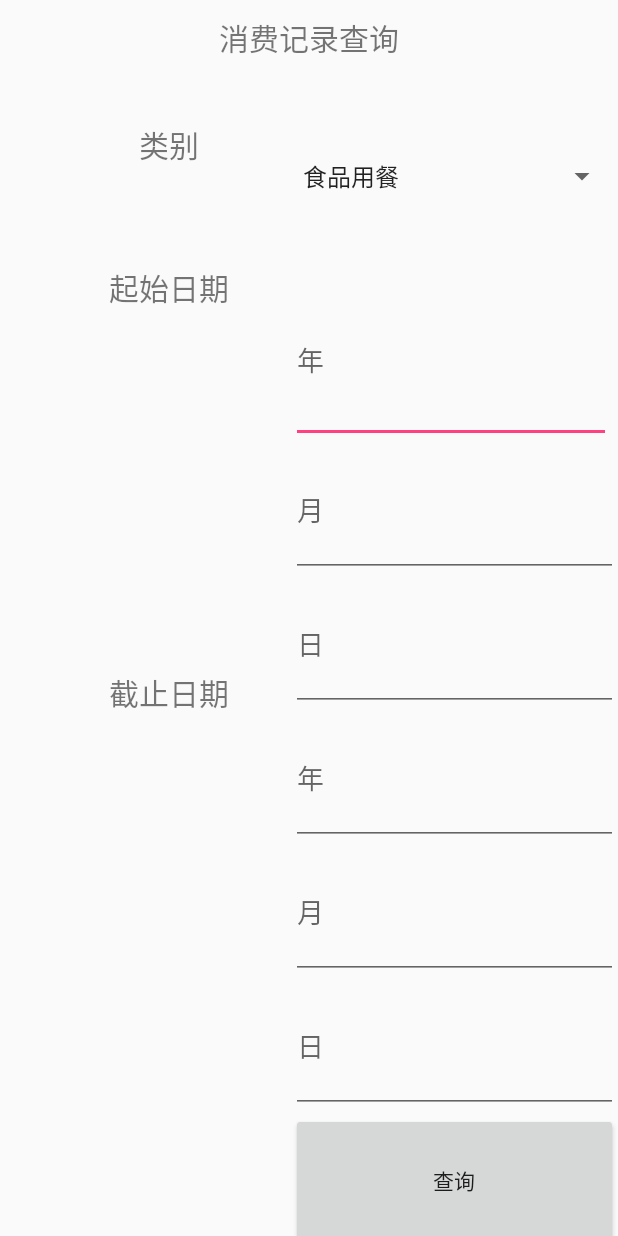
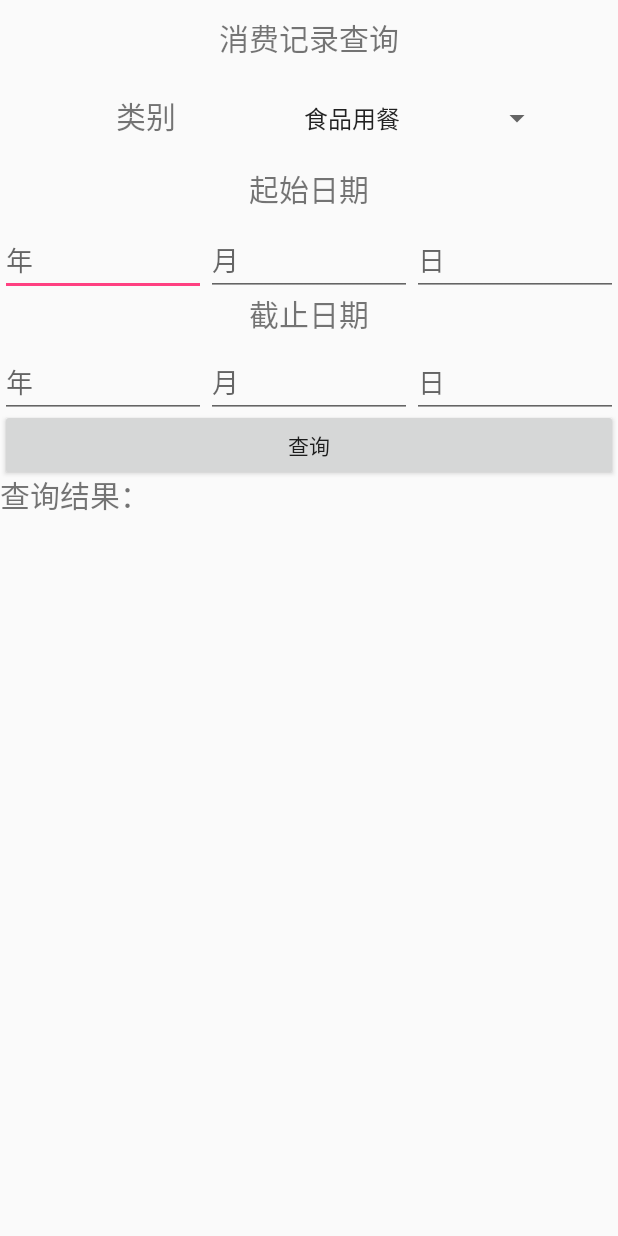
Before and after one commit to nuomizai/MrCheck1, an Android app: the SearchActivity screen opened directly, with no data from a screen before it, after a tap on "查询", on a phone screen of 412 x 824 dp. Run offline under Robolectric (Android 15) with nearby library versions, the light colour scheme and no system bars.

Commit message:
search3.0

```diff
--- a/app/src/main/java/com/example/zhao_/mrcheck1/SearchActivity.java
+++ b/app/src/main/java/com/example/zhao_/mrcheck1/SearchActivity.java
@@ -1,11 +1,20 @@
 package com.example.zhao_.mrcheck1;
 
 import android.os.Bundle;
+import android.os.Handler;
+import android.os.Message;
 import android.support.v7.app.AppCompatActivity;
 import android.util.Log;
 import android.view.View;
+import android.widget.AdapterView;
+import android.widget.ArrayAdapter;
 import android.widget.Button;
 import android.widget.EditText;
+import android.widget.ListView;
+import android.widget.Spinner;
+import android.widget.TextView;
+
+import org.json.JSONObject;
 
 import okhttp3.FormBody;
 import okhttp3.OkHttpClient;
@@ -15,8 +24,30 @@ import okhttp3.Response;
 
 public class SearchActivity extends AppCompatActivity {
     private Button sch;
+    private Spinner cls;
+    private TextView text1;
+    //private ListView list1;
     private EditText syear,smonth,sdate,dyear,dmonth,ddate;
-    private String year1,month1,date1,year2,month2,date2;
+    private String cls1,year1,month1,date1,year2,month2,date2;
+    //private String uname=((GetActivity)getApplicationContext()).getUsername();
+//    private Handler mHandler=new Handler(){
+//        @Override
+//        public void handleMessage(Message msg){
+//            String get=(String)msg.obj;
+//            String[] get2={get};
+//            ArrayAdapter<String> adapter= new ArrayAdapter<String>(SearchActivity.this,android.R.layout.simple_list_item_1,get2);
+//            list1.setAdapter(adapter);
+//        }
+//    };
+
+    private Handler mHandler=new Handler(){
+        @Override
+        public void handleMessage(Message msg){
+            String get = text1.getText().toString().trim();
+            String get2=(String)msg.obj;
+            text1.setText(get+"\n"+"\n"+get2);
+        }
+    };
 
     @Override
     protected void onCreate(Bundle savedInstanceState)
@@ -24,13 +55,41 @@ public class SearchActivity extends AppCompatActivity {
         super.onCreate(savedInstanceState);
         setContentView(R.layout.search);
 
+        //list1=(ListView)findViewById(R.id.search_list);
+        text1=(TextView)findViewById(R.id.show);
         sch=(Button)findViewById(R.id.search_button);
+        cls=(Spinner) findViewById(R.id.classes);
         syear=(EditText)findViewById(R.id.year1);
         smonth=(EditText)findViewById(R.id.month1);
         sdate=(EditText)findViewById(R.id.date1);
         dyear=(EditText)findViewById(R.id.year2);
         dmonth=(EditText)findViewById(R.id.month2);
         ddate=(EditText)findViewById(R.id.date2);
+
+
+        cls.setOnItemSelectedListener(new  AdapterView.OnItemSelectedListener() {
+
+            public void onItemSelected(AdapterView<?> parent, View view,
+                                       int position, long id) {
+
+                //拿到被选择项的值
+                cls1 = (String) cls.getSelectedItem();
+                switch (cls1)
+                {
+                    case "食品用餐": cls1="food"; break;
+                    case "住房购车": cls1="house-car"; break;
+                    case "饰品衣物": cls1="clothes"; break;
+                    case "医疗教育": cls1="hos-edu"; break;
+                    case "交通出行": cls1="transport"; break;
+                    case "数码家电": cls1="3C"; break;
+                    case "大宗商品": cls1="highprice"; break;
+                    case "理财管理": cls1="money"; break;
+                }
+            }
+            public void onNothingSelected(AdapterView<?> parent) {
+
+            }
+        } );
 
         sch.setOnClickListener(new View.OnClickListener() {
             @Override
@@ -41,15 +100,18 @@ public class SearchActivity extends AppCompatActivity {
                 year2 =dyear.getText().toString().trim();
                 month2 = dmonth.getText().toString().trim();
                 date2 = ddate.getText().toString().trim();
-                Log.d("searchActivity", "startyear" + year1);
-                Log.d("searchActivity", "startmonth" + month1);
-                Log.d("searchActivity", "startdate" + date1);
-                Log.d("searchActivity", "endyear" + year2);
-                Log.d("searchActivity", "endmonth" + month2);
-                Log.d("searchActivity", "enddate" + date2);
+                Log.d("SearchActivity", "classes" + cls1);
+                Log.d("SearchActivity", "startyear" + year1);
+                Log.d("SearchActivity", "startmonth" + month1);
+                Log.d("SearchActivity", "startdate" + date1);
+                Log.d("SearchActivity", "endyear" + year2);
+                Log.d("SearchActivity", "endmonth" + month2);
+                Log.d("SearchActivity", "enddate" + date2);
+                text1.setText("查询结果：");
                 postRequest();
             }
         });
+
     }
 
     private void postRequest(){
@@ -57,8 +119,8 @@ public class SearchActivity extends AppCompatActivity {
             @Override
             public void run(){
                 RequestBody formBody=new FormBody.Builder()
-                        .add("Uname","11")
-                        .add("Type","")
+                        .add("uname","0001")
+                        .add("Type",cls1)
                         .add("Year1",year1)
                         .add("Month1",month1)
                         .add("Day1",date1)
@@ -74,11 +136,61 @@ public class SearchActivity extends AppCompatActivity {
                     OkHttpClient client = new OkHttpClient();
                     Response response=client.newCall(request).execute();
                     String responseData=response.body().string();
-                    Log.d("searchActivity", responseData);
+                    Log.d("SearchActivity", "11");
+                    parseJSONWithJSONObject(responseData);
                     //showResponse(responseData);
                 } catch (Exception e)
                 { e.printStackTrace();}
             }
         }).start();
     }
+
+    private void parseJSONWithJSONObject(String jsonData){
+        try{
+            JSONObject jsonObject=new JSONObject(jsonData);
+            String count=jsonObject.getString("count");
+            Log.d("SearchActivity",count);
+
+            int num=Integer.parseInt(count);
+            for (int i=0;i<num;i++)
+            {
+                String s=String.valueOf(i);
+                String data=jsonObject.getString(s);
+                Log.d("SearchActivity",data);
+                JSONObject jsonObject1=new JSONObject(data);
+
+                final String Username=jsonObject1.getString("Username");
+                Log.d("SearchActivity","Username:"+Username);
+
+                final String Countid=jsonObject1.getString("Countid");
+                Log.d("SearchActivity","Countid:"+Countid);
+
+                final String Type=jsonObject1.getString("Type");
+                Log.d("SearchActivity","Type:"+Type);
+
+                final String Money=jsonObject1.getString("Money");
+                Log.d("SearchActivity","Money:"+Money);
+
+                final String Remark=jsonObject1.getString("Remark");
+                Log.d("SearchActivity","Remark:"+Remark);
+
+                final String Date=jsonObject1.getString("Date");
+                Log.d("SearchActivity","Date:"+Date);
+
+
+                new Thread(new Runnable() {
+                    @Override
+                    public void run() {
+                        Message message=new Message();
+                        message.obj="用户名:"+Username+" "+"编号:"+Countid+" "+"类型:"+Type+"\n"+"金额:"+Money+" "+"备注:"+Remark+" "+"日期:"+Date;
+                        mHandler.sendMessage(message);
+                    }
+                }).start();
+                //String get = text1.getText().toString().trim();
+                //text1.setText(get+"\n"+"Username:"+Username+"\n"+"Countid:"+Countid+"\n"+"Type:"+Type+"\n"+"Money:"+Money+"\n"+"Remark:"+Remark+"\n"+"Date:"+Date);
+            }
+        }catch(Exception e){
+            e.printStackTrace();
+        }
+    }
 }
--- a/app/src/main/res/layout/search.xml
+++ b/app/src/main/res/layout/search.xml
@@ -26,134 +26,173 @@
         <LinearLayout
             android:layout_width="match_parent"
             android:layout_height="match_parent"
-            android:orientation="vertical"
-            android:layout_marginLeft="194dp"
-            android:layout_marginStart="194dp"
-            android:layout_alignParentBottom="true"
-            android:layout_alignParentLeft="true"
-            android:layout_alignParentStart="true"
-            android:weightSum="1"
-            android:layout_below="@+id/searchline">
+            android:orientation="horizontal"
+            android:layout_below="@+id/searchline"
+            android:weightSum="1">
+
+            <TextView
+                android:id="@+id/classname"
+                android:layout_width="193dp"
+                android:layout_height="54dp"
+                android:gravity="center"
+                android:text="类别"
+                android:textSize="20sp"
+                android:layout_weight="0.03" />
 
             <Spinner
                 android:id="@+id/classes"
+                android:layout_width="174dp"
+                android:layout_height="50dp"
+                android:entries="@array/classes" />
+
+        </LinearLayout>
+
+        <LinearLayout
+            android:layout_width="match_parent"
+            android:layout_height="match_parent"
+            android:orientation="horizontal"
+            android:layout_below="@+id/searchline"
+            android:layout_alignParentLeft="true"
+            android:layout_alignParentStart="true"
+            android:layout_marginTop="56dp"
+            android:id="@+id/linearLayout">
+
+            <TextView
+                android:id="@+id/textView3"
                 android:layout_width="match_parent"
-                android:layout_height="wrap_content"
-                android:layout_weight="0.27"
-                android:entries="@array/classes" />
+                android:layout_height="40dp"
+                android:gravity="center"
+                android:text="起始日期"
+                android:textSize="20sp" />
+        </LinearLayout>
+
+        <LinearLayout
+            android:layout_width="match_parent"
+            android:layout_height="match_parent"
+            android:orientation="horizontal"
+            android:layout_alignTop="@+id/linearLayout"
+            android:layout_alignParentLeft="true"
+            android:layout_alignParentStart="true"
+            android:layout_marginTop="43dp"
+            android:id="@+id/linearLayout2">
 
             <EditText
                 android:id="@+id/year1"
                 android:layout_width="wrap_content"
                 android:layout_height="wrap_content"
+                android:layout_weight="1"
                 android:ems="10"
-                android:hint="年"
-                android:layout_weight="0.15" />
+                android:hint="年" />
 
             <EditText
                 android:id="@+id/month1"
-                android:layout_width="match_parent"
+                android:layout_width="wrap_content"
                 android:layout_height="wrap_content"
-                android:layout_weight="0.10"
+                android:layout_weight="1"
                 android:ems="10"
                 android:hint="月" />
 
             <EditText
                 android:id="@+id/date1"
-                android:layout_width="match_parent"
+                android:layout_width="wrap_content"
                 android:layout_height="wrap_content"
-                android:layout_weight="0.10"
+                android:layout_weight="1"
                 android:ems="10"
                 android:hint="日" />
 
+        </LinearLayout>
+
+        <LinearLayout
+            android:layout_width="match_parent"
+            android:layout_height="match_parent"
+            android:orientation="horizontal"
+            android:layout_alignTop="@+id/linearLayout2"
+            android:layout_alignParentLeft="true"
+            android:layout_alignParentStart="true"
+            android:layout_marginTop="40dp"
+            android:id="@+id/linearLayout3">
+
+            <TextView
+                android:id="@+id/textView4"
+                android:layout_width="match_parent"
+                android:layout_height="40dp"
+                android:layout_weight="1"
+                android:gravity="center"
+                android:text="截止日期"
+                android:textSize="20sp" />
+        </LinearLayout>
+
+        <LinearLayout
+            android:layout_width="match_parent"
+            android:layout_height="match_parent"
+            android:orientation="horizontal"
+            android:layout_alignTop="@+id/linearLayout3"
+            android:layout_alignParentLeft="true"
+            android:layout_alignParentStart="true"
+            android:layout_marginTop="41dp"
+            android:id="@+id/linearLayout4">
+
             <EditText
                 android:id="@+id/year2"
-                android:layout_width="match_parent"
+                android:layout_width="wrap_content"
                 android:layout_height="wrap_content"
-                android:layout_weight="0.10"
+                android:layout_weight="1"
                 android:ems="10"
                 android:hint="年" />
 
             <EditText
                 android:id="@+id/month2"
-                android:layout_width="match_parent"
+                android:layout_width="wrap_content"
                 android:layout_height="wrap_content"
-                android:layout_weight="0.10"
+                android:layout_weight="1"
                 android:ems="10"
                 android:hint="月" />
 
             <EditText
                 android:id="@+id/date2"
-                android:layout_width="match_parent"
+                android:layout_width="wrap_content"
                 android:layout_height="wrap_content"
-                android:layout_weight="0.10"
+                android:layout_weight="1"
                 android:ems="10"
                 android:hint="日" />
+        </LinearLayout>
+
+        <LinearLayout
+            android:layout_width="match_parent"
+            android:layout_height="match_parent"
+            android:orientation="horizontal"
+            android:layout_marginTop="42dp"
+            android:layout_alignTop="@+id/linearLayout4"
+            android:layout_alignParentLeft="true"
+            android:layout_alignParentStart="true"
+            android:id="@+id/linearLayout5">
 
             <Button
                 android:id="@+id/search_button"
                 android:layout_width="match_parent"
                 android:layout_height="wrap_content"
-                android:layout_weight="0.10"
+                android:layout_weight="1"
                 android:text="查询" />
         </LinearLayout>
 
         <LinearLayout
             android:layout_width="match_parent"
             android:layout_height="match_parent"
-            android:orientation="vertical"
-            android:layout_alignParentRight="true"
-            android:layout_alignParentEnd="true"
-            android:layout_marginRight="186dp"
-            android:layout_marginEnd="186dp"
-            android:weightSum="1"
-            android:layout_below="@+id/searchline">
+            android:orientation="horizontal"
+            android:layout_alignTop="@+id/linearLayout5"
+            android:layout_centerHorizontal="true"
+            android:layout_marginTop="42dp">
+
 
             <TextView
-                android:id="@+id/classname"
-                android:layout_width="match_parent"
-                android:layout_height="wrap_content"
-                android:layout_weight="0.10"
-                android:gravity="center"
-                android:text="类别"
+                android:id="@+id/show"
+                android:layout_width="wrap_content"
+                android:layout_height="match_parent"
+                android:layout_weight="1"
+                android:text="查询结果："
+
                 android:textSize="20sp" />
-
-            <TextView
-                android:id="@+id/start"
-                android:layout_width="match_parent"
-                android:layout_height="wrap_content"
-                android:layout_weight="0.11"
-                android:gravity="center"
-                android:text="起始日期"
-                android:textSize="20sp" />
-
-            <TextView
-                android:id="@+id/textView20"
-                android:layout_width="match_parent"
-                android:layout_height="wrap_content"
-                android:layout_weight="0.07"
-                android:gravity="center"
-                android:textSize="20sp" />
-
-            <TextView
-                android:id="@+id/textView19"
-                android:layout_width="match_parent"
-                android:layout_height="wrap_content"
-                android:layout_weight="0.09"
-                android:gravity="center"
-                android:textSize="20sp" />
-
-            <TextView
-                android:id="@+id/end"
-                android:layout_width="match_parent"
-                android:layout_height="wrap_content"
-                android:layout_weight="0.16"
-                android:gravity="center"
-                android:text="截止日期"
-                android:textSize="20sp" />
-
         </LinearLayout>
-
 
     </RelativeLayout>
 
```
